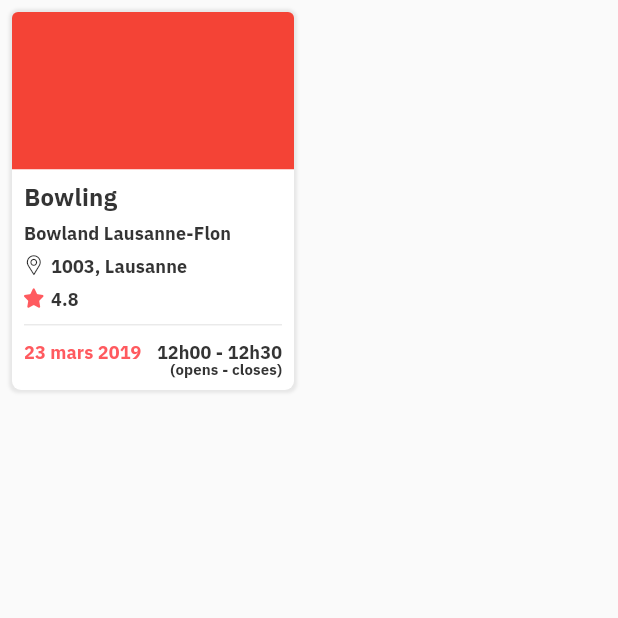
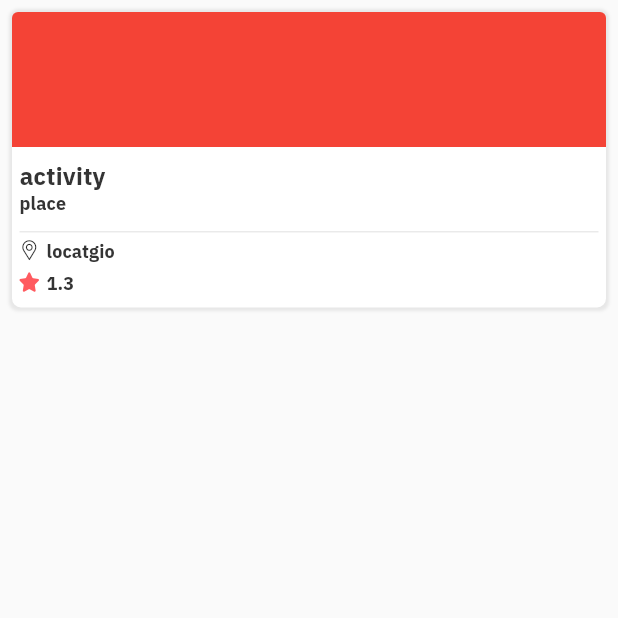
Before and after one commit to bhabinkh/ativiti, a Flutter app: the screen it shows after launch, on a phone screen of 412 x 824 dp, the top half of it. Run offline on Flutter 3.47's test engine with Material 2 defaults, Android fonts, the phone set to English and light mode, and no system bars.

Commit message:
More components

```diff
--- a/lib/application.dart
+++ b/lib/application.dart
@@ -1,6 +1,8 @@
+import 'package:ativiti/components/box-components/BlocActivity.dart';
 import 'package:flutter/material.dart';
 
-import 'components/box-components/BoxActivityWeb.dart';
+import 'components/box-components/boxActivity.dart';
+import 'components/box-components/mapBox.dart';
 
 class Application extends StatelessWidget {
   @override
@@ -10,16 +12,14 @@ class Application extends StatelessWidget {
       home: Scaffold(
         body: Padding(
           padding: const EdgeInsets.all(8.0),
-          child: BoxActivityWeb(
-            activity: 'Bowling',
-            asset: '',
-            location: '1003, Lausanne',
-            rating: 4.8,
-            place: 'Bowland Lausanne-Flon',
-            date: '23 mars 2019',
-            timeFrom: '12h00',
-            hasOpenClose: true,
-            timeTo: '12h30',
+          child: BoxActivity(
+            activity: "activity",
+            asset: "",
+            boxType: BoxType.HALF,
+            location: "locatgio",
+            place: "place",
+            rating: 1.3,
+            description: "lorem",
           ),
         ),
       ),
--- a/lib/components/box-components/BoxActivityWeb.dart
+++ b/lib/components/box-components/BoxActivityWeb.dart
@@ -40,7 +40,7 @@ class BoxActivityWeb extends StatelessWidget {
           )
         ],
       ),
-      width: 188,
+      // width: 188,
       child: Column(
         mainAxisSize: MainAxisSize.min,
         children: <Widget>[
--- a/lib/components/box-components/BoxNewActivity.dart
+++ b/lib/components/box-components/BoxNewActivity.dart
@@ -41,7 +41,7 @@ class BoxNewActivity extends StatelessWidget {
           )
         ],
       ),
-      width: 320,
+      // width: 320,
       child: Padding(
         padding: const EdgeInsets.all(2.0),
         child: Column(
--- a/lib/components/box-components/BoxNewActivityPromo.dart
+++ b/lib/components/box-components/BoxNewActivityPromo.dart
@@ -30,7 +30,7 @@ class BoxNewActivityPromo extends StatelessWidget {
         ],
         color: AtivitiColors.white,
       ),
-      width: 320,
+      // width: 320,
       child: Column(
         mainAxisSize: MainAxisSize.min,
         children: <Widget>[
--- a/lib/components/box-components/boxActivity.dart
+++ b/lib/components/box-components/boxActivity.dart
@@ -39,9 +39,9 @@ class BoxActivity extends StatelessWidget {
           )
         ],
       ),
-      width: this.boxType == BoxType.FULL
-          ? 320
-          : (this.boxType == BoxType.HALF ? 147 : 194),
+      // width: this.boxType == BoxType.FULL
+      //     ? 320
+      //     : (this.boxType == BoxType.HALF ? 147 : 194),
       child: Column(
         mainAxisSize: MainAxisSize.min,
         children: <Widget>[
--- a/lib/components/box-components/boxAttendees.dart
+++ b/lib/components/box-components/boxAttendees.dart
@@ -24,8 +24,8 @@ class BoxAttendes extends StatelessWidget {
           )
         ],
       ),
-      width: 157,
-      height: 100,
+      // width: 157,
+      // height: 100,
       child: Center(
         child: Column(
           mainAxisAlignment: MainAxisAlignment.center,
--- a/lib/components/box-components/boxCategory.dart
+++ b/lib/components/box-components/boxCategory.dart
@@ -30,8 +30,8 @@ class BoxCategory extends StatelessWidget {
             )
           ],
         ),
-        height: 128,
-        width: 128,
+        // height: 128,
+        // width: 128,
         child: Stack(
           children: <Widget>[
             // TODO add asset here
--- a/lib/components/box-components/boxLocation.dart
+++ b/lib/components/box-components/boxLocation.dart
@@ -14,8 +14,8 @@ class BoxLocation extends StatelessWidget {
   @override
   Widget build(BuildContext context) {
     return Container(
-      width: 200,
-      height: 100,
+      // width: 200,
+      // height: 100,
       child: Stack(
         children: <Widget>[
           Container(
```
Also changed, not shown: lib/components/box-components/mapBox.dart (added, +120 -0 lines).
